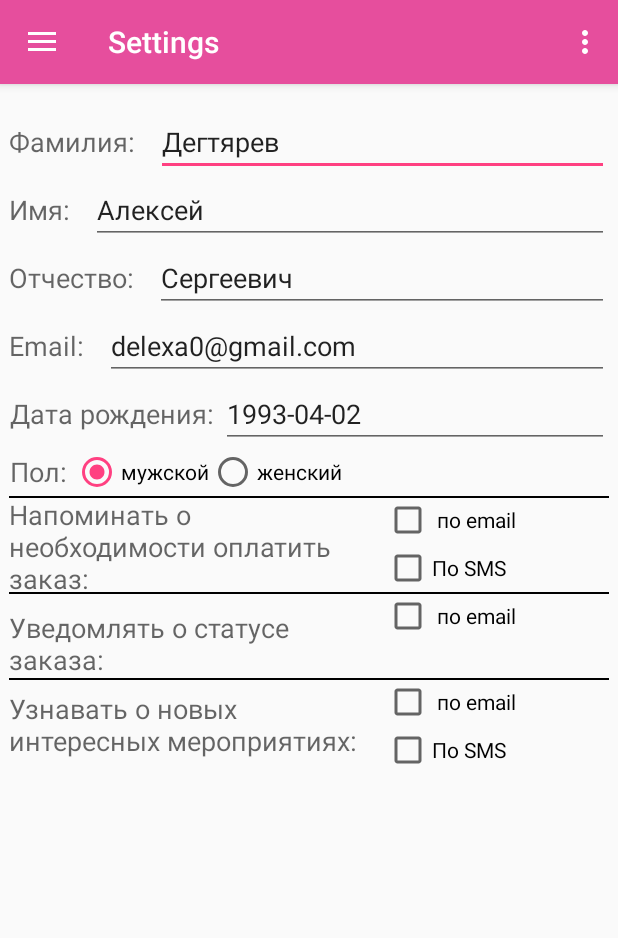
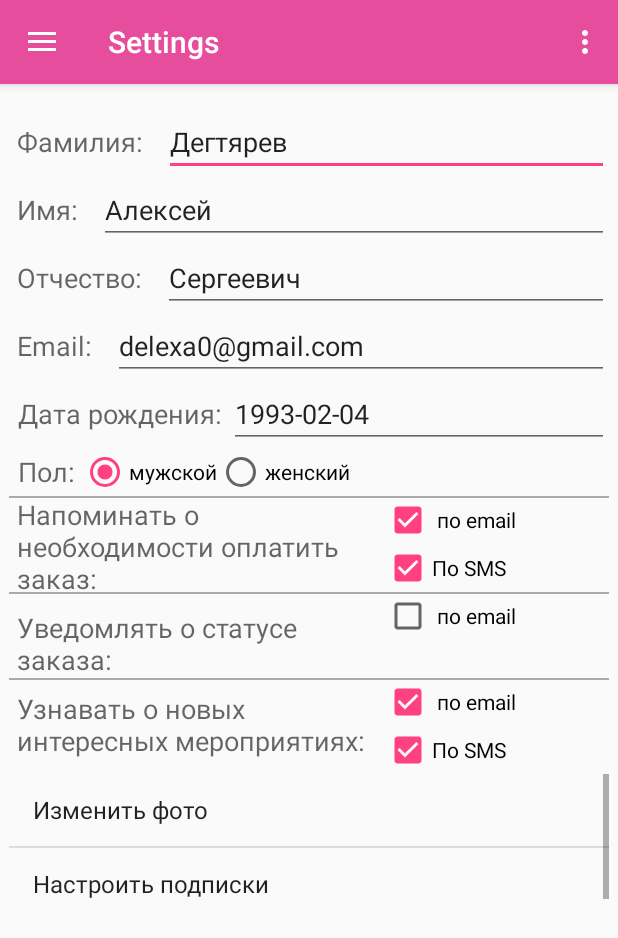
Before and after one commit to degtiarev/ticket-selling-app, an Android app: the screen it shows after launch (MainActivity), after a tap on an icon or button, on a phone screen of 412 x 824 dp. Shown: the top 938 px of the screen. Run offline under Robolectric (Android 15) with nearby library versions, the phone set to English and light mode, and no system bars; 1 other tap on this screen came first.

Commit message:
settings fix

```diff
--- a/app/build.gradle
+++ b/app/build.gradle
@@ -27,6 +27,5 @@ dependencies {
     compile 'com.android.support:support-v4:23.2.1'
     compile 'com.android.support:cardview-v7:24.0.0-alpha1'
     compile 'com.android.support:recyclerview-v7:24.0.0-alpha1'
-    compile files('libs/picasso-2.5.2.jar')
     compile files('libs/retrofit-2.0.1.jar')
 }
--- a/app/src/main/java/com/delexa/chudobilet/ChudobiletDatabaseHelper.java
+++ b/app/src/main/java/com/delexa/chudobilet/ChudobiletDatabaseHelper.java
@@ -54,10 +54,8 @@ public class ChudobiletDatabaseHelper extends SQLiteOpenHelper {
             createAllTables(db);
             byte[] image = getBlobFromURL("http://new.chudobilet.ru/media/images/events/856a1b1073d9133a33a35ff006de816a.jpg");
 
-            insertUser(db, new User(0, "Алексей", "Дегтярев", "Сергеевич", "delexa0@gmail.com", getDateTime("1993-04-02"),
-                    "M", "0", "0", "0", "89608519623", "123456789", image, new Date()));
-
-
+            insertUser(db, new User(0, "Алексей", "Дегтярев", "Сергеевич", "delexa0@gmail.com", getDateTime("1993-02-04"),
+                    "M", "11", "0", "11", "89608519623", "123456789", image, new Date()));
         }
         if (oldVersion < 2) {
 
@@ -160,7 +158,8 @@ public class ChudobiletDatabaseHelper extends SQLiteOpenHelper {
 
     private static String getDateTime(Date date) {
         SimpleDateFormat dateFormat = new SimpleDateFormat(
-                "yyyy-MM-dd HH:mm:ss", Locale.getDefault());
+                //"yyyy-MM-dd HH:mm:ss", Locale.getDefault());
+                "yyyy-MM-dd", Locale.getDefault());
         return dateFormat.format(date);
     }
 
--- a/app/src/main/java/com/delexa/chudobilet/Cinema/MovieAdapter.java
+++ b/app/src/main/java/com/delexa/chudobilet/Cinema/MovieAdapter.java
@@ -9,7 +9,6 @@ import android.widget.ImageView;
 import android.widget.TextView;
 
 import com.delexa.chudobilet.R;
-import com.squareup.picasso.Picasso;
 
 import java.util.Collections;
 import java.util.List;
@@ -40,11 +39,11 @@ public class MovieAdapter extends RecyclerView.Adapter<MovieAdapter.MovieViewHol
 
         Movie current = data.get(position);
 
-        Picasso.with(inflater.getContext())
-                .load(current.coverURL)
-                .placeholder(R.drawable.no_photo)
-                .error(R.drawable.no_photo)
-                .into(holder.cover);
+//        Picasso.with(inflater.getContext())
+//                .load(current.coverURL)
+//                .placeholder(R.drawable.no_photo)
+//                .error(R.drawable.no_photo)
+//                .into(holder.cover);
 
         holder.filmName.setText(current.filmName);
         holder.genre.setText(current.genre);
--- a/app/src/main/java/com/delexa/chudobilet/Settings/SettingsFragment.java
+++ b/app/src/main/java/com/delexa/chudobilet/Settings/SettingsFragment.java
@@ -120,14 +120,20 @@ public class SettingsFragment extends Fragment {
                 CheckBox checkBoxNotificationAboutNewEventsEmail = (CheckBox) view.findViewById(R.id.checkBoxNotificationAboutNewEventsEmail);
                 CheckBox checkBoxNotificationAboutNewEventsSMS = (CheckBox) view.findViewById(R.id.checkBoxNotificationAboutNewEventsSMS);
 
-
                 editTextName.setText(name);
                 editTextFamily.setText(family);
                 editTextPatronimic.setText(patronymic);
                 editTextEmail.setText(email);
                 editTextBirthday.setText(getDateTime(date));
 
+                if (sex.equals("M")) radio_groupSex.check(R.id.radio_M);
+                else radio_groupSex.check(R.id.radio_F);
 
+                if (notificationToPay.charAt(0)=='1') checkBoxNotificationForPayEmail.setChecked(true);
+                if (notificationToPay.charAt(1)=='1') checkBoxNotificationForPaySMS.setChecked(true);
+                if (emailNotificationChangeStatus.charAt(0)=='1') checkBoxNotificationAboutStatusEmail.setChecked(true);
+                if (newsSubscriber.charAt(0)=='1') checkBoxNotificationAboutNewEventsEmail.setChecked(true);
+                if (newsSubscriber.charAt(1)=='1') checkBoxNotificationAboutNewEventsSMS.setChecked(true);
             }
 
 
@@ -140,7 +146,7 @@ public class SettingsFragment extends Fragment {
     private static Date getDateTime(String myDate) {
 
         Date date = new Date();
-        SimpleDateFormat format = new SimpleDateFormat("yyyy-MM-dd HH:mm:ss");
+        SimpleDateFormat format = new SimpleDateFormat("yyyy-MM-dd");
         try {
             date = format.parse(myDate);
         } catch (ParseException e) {
--- a/app/src/main/res/layout/fragment_settings.xml
+++ b/app/src/main/res/layout/fragment_settings.xml
@@ -26,6 +26,7 @@
                 android:layout_height="wrap_content"
                 android:layout_alignBottom="@+id/editTextFamily"
                 android:layout_alignParentLeft="true"
+                android:paddingLeft="5dp"
                 android:layout_alignParentTop="true"
                 android:layout_gravity="center"
                 android:gravity="center"
@@ -55,6 +56,7 @@
                 android:layout_gravity="center"
                 android:gravity="center"
                 android:text="Имя:   "
+                android:paddingLeft="5dp"
                 android:textAppearance="?android:attr/textAppearanceMedium" />
 
             <EditText
@@ -79,6 +81,7 @@
                 android:layout_below="@+id/editTextName"
                 android:layout_gravity="center"
                 android:gravity="center"
+                android:paddingLeft="5dp"
                 android:text="Отчество:   "
                 android:textAppearance="?android:attr/textAppearanceMedium" />
 
@@ -104,6 +107,7 @@
                 android:layout_gravity="center"
                 android:gravity="center"
                 android:text="Email:   "
+                android:paddingLeft="5dp"
                 android:textAppearance="?android:attr/textAppearanceMedium" />
 
             <EditText
@@ -129,6 +133,7 @@
                 android:layout_gravity="center"
                 android:gravity="center"
                 android:text="Дата рождения: "
+                android:paddingLeft="5dp"
                 android:textAppearance="?android:attr/textAppearanceMedium" />
 
             <EditText
@@ -152,6 +157,7 @@
                 android:layout_gravity="center"
                 android:gravity="center"
                 android:text="Пол: "
+                android:paddingLeft="5dp"
                 android:textAppearance="?android:attr/textAppearanceMedium" />
 
 
@@ -184,7 +190,7 @@
                 android:layout_height="1dip"
                 android:layout_below="@id/textViewSex"
                 android:layout_centerVertical="true"
-                android:background="@android:color/black" />
+                android:background="@android:color/darker_gray" />
 
             <TextView
                 android:id="@+id/textViewNotificationForPay"
@@ -197,6 +203,7 @@
                 android:gravity="left"
                 android:maxLines="3"
                 android:minLines="3"
+                android:paddingLeft="5dp"
                 android:singleLine="false"
                 android:text="Напоминать о необходимости оплатить заказ:"
                 android:textAppearance="?android:attr/textAppearanceMedium" />
@@ -225,7 +232,7 @@
                 android:layout_height="1dip"
                 android:layout_below="@id/checkBoxNotificationForPaySMS"
                 android:layout_centerVertical="true"
-                android:background="@android:color/black" />
+                android:background="@android:color/darker_gray" />
 
             <TextView
                 android:id="@+id/textViewNotificationAboutStatus"
@@ -239,6 +246,7 @@
                 android:maxLines="2"
                 android:minLines="2"
                 android:paddingTop="8dp"
+                android:paddingLeft="5dp"
                 android:singleLine="false"
                 android:text="Уведомлять о статусе заказа:"
                 android:textAppearance="?android:attr/textAppearanceMedium" />
@@ -258,7 +266,7 @@
                 android:layout_height="1dip"
                 android:layout_below="@id/textViewNotificationAboutStatus"
                 android:layout_centerVertical="true"
-                android:background="@android:color/black" />
+                android:background="@android:color/darker_gray" />
 
             <TextView
                 android:id="@+id/textViewNotificationAboutNewEvents"
@@ -273,6 +281,7 @@
                 android:minLines="2"
                 android:paddingTop="8dp"
                 android:singleLine="false"
+                android:paddingLeft="5dp"
                 android:text="Узнавать о новых интересных мероприятиях:"
                 android:textAppearance="?android:attr/textAppearanceMedium" />
 
@@ -294,6 +303,12 @@
                 android:layout_toRightOf="@+id/textViewNotificationForPay"
                 android:text="По SMS" />
 
+            <ListView
+                android:id="@+id/listView_options"
+                android:layout_width="match_parent"
+                android:layout_height="90dp"
+                android:entries="@array/list"
+                android:layout_below="@+id/checkBoxNotificationAboutNewEventsSMS"/>
 
 
         </RelativeLayout>
--- a/app/src/main/res/values/strings.xml
+++ b/app/src/main/res/values/strings.xml
@@ -19,10 +19,13 @@
     <string name="other_apps">Другие приложения</string>
     <string name="about">О приложении</string>
 
-<!-- TODO: Remove or change this placeholder text -->
+    <!-- TODO: Remove or change this placeholder text -->
     <string name="hello_blank_fragment">Hello blank fragment</string>
 
-
+    <string-array name="list">
+        <item>Изменить фото</item>
+        <item>Настроить подписки</item>
+    </string-array>
 
 
 </resources>
```
Also changed, not shown: app/libs/picasso-2.5.2.jar (deleted).
